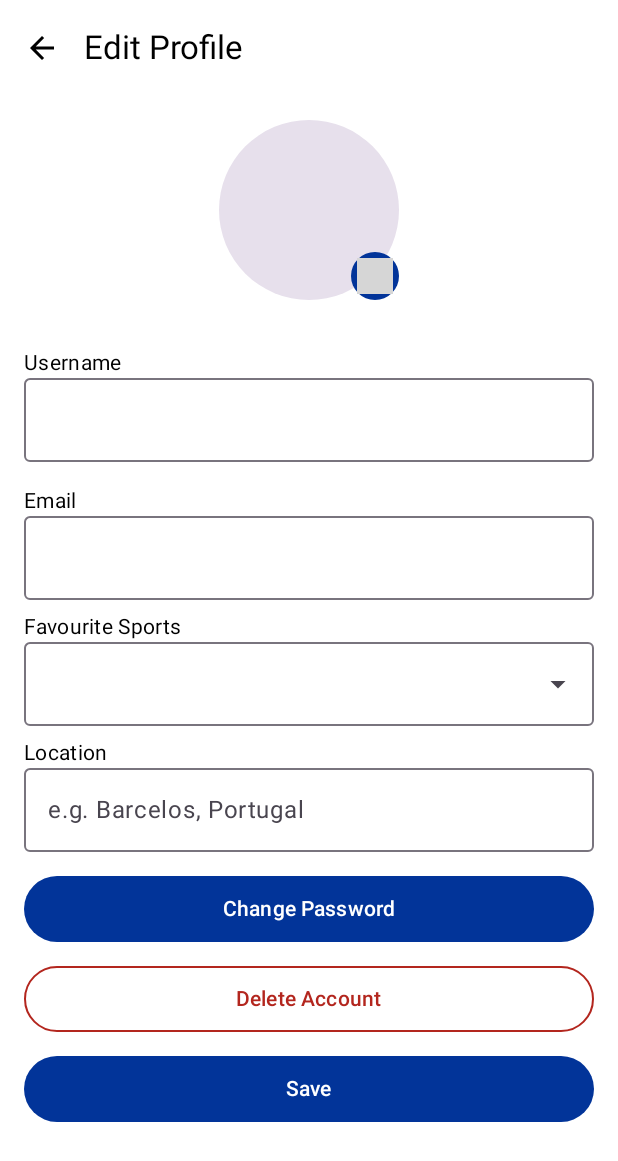
After one commit to eduardoGONUBI/g10-TeamUP, an Android app built with Jetpack Compose: the EditProfileScreen screen opened through its navigation route, on a phone screen of 412 x 824 dp. The commit adds this screen. Shown: the top 1161 px of the screen. Run offline under Robolectric (Android 15) with nearby library versions, the phone set to English and light mode, and no system bars; grey boxes are pictures that could not be loaded.

Commit message:
ecra editar perfil

```diff
--- a/FrontEnd/Mobile/app/src/main/java/com/example/teamup/ui/AppNavGraph.kt
+++ b/FrontEnd/Mobile/app/src/main/java/com/example/teamup/ui/AppNavGraph.kt
@@ -5,6 +5,7 @@ import androidx.navigation.compose.*
 import androidx.navigation.navArgument
 import com.example.teamup.ui.screens.ChatDetailScreen
 import com.example.teamup.ui.screens.CreatorActivityScreen
+import com.example.teamup.ui.screens.EditProfileScreen
 import com.example.teamup.ui.screens.SplashLogoScreen
 
 @Composable
@@ -30,6 +31,11 @@ fun AppNavGraph() {
             ChatDetailScreen(chatTitle = title, onBack = { nav.popBackStack() })
         }
         composable("creator_activity") { CreatorActivityScreen() }
+        composable("edit_profile") {
+            EditProfileScreen(
+                onBack = { nav.popBackStack() }
+            )
+        }
 
 
         // Conjunto de ecrãs COM scaffold
--- a/FrontEnd/Mobile/app/src/main/java/com/example/teamup/ui/Scaffold.kt
+++ b/FrontEnd/Mobile/app/src/main/java/com/example/teamup/ui/Scaffold.kt
@@ -59,7 +59,7 @@ fun RootScaffold(appNav: NavHostController,startRoute: String = "Home") {
             }
             composable("agenda") { AtivityScreen() }
             composable("chats")  { UpChatScreens(navController) }
-            composable("perfil") { PerfilScreen() }
+            composable("perfil") { ProfileScreen() }
             composable("activityDetail") {
                 EditActivityScreen(
                     onSave   = { navController.popBackStack() },
@@ -149,7 +149,7 @@ fun BottomNavigationBar(
         NavItem("home",   "Home",       R.drawable.main),
         NavItem("agenda", "Activities", R.drawable.atividades),
         NavItem("chats",  "Chats",      R.drawable.chat),
-        NavItem("perfil", "Profile",    R.drawable.profileuser)
+        NavItem("perfil", "com/example/teamup/ui/screens/Profile",    R.drawable.profileuser)
     )
     val selectedColor = Color(0xFF3629B7)
     val unselectedColor = Color(0xFF023499)
--- a/FrontEnd/Mobile/app/src/main/java/com/example/teamup/ui/screens/PerfilScreen.kt
+++ /dev/null
@@ -1,5 +0,0 @@
-package com.example.teamup.ui.screens
-import androidx.compose.material3.Text
-import androidx.compose.runtime.Composable
-
-@Composable fun PerfilScreen() { Text("Perfil") }
--- /dev/null
+++ b/FrontEnd/Mobile/app/src/main/java/com/example/teamup/ui/screens/Profile/EditProfileScreen.kt
@@ -0,0 +1,207 @@
+package com.example.teamup.ui.screens
+
+import androidx.compose.foundation.BorderStroke
+import androidx.compose.foundation.Image
+import androidx.compose.foundation.background
+import androidx.compose.foundation.clickable
+import androidx.compose.foundation.layout.*
+import androidx.compose.foundation.rememberScrollState
+import androidx.compose.foundation.shape.CircleShape
+import androidx.compose.foundation.verticalScroll
+import androidx.compose.material.icons.Icons
+import androidx.compose.material.icons.filled.ArrowBack
+import androidx.compose.material.icons.filled.Delete
+import androidx.compose.material3.*
+import androidx.compose.runtime.*
+import androidx.compose.ui.Alignment
+import androidx.compose.ui.Modifier
+import androidx.compose.ui.draw.clip
+import androidx.compose.ui.graphics.Color
+import androidx.compose.ui.layout.ContentScale
+import androidx.compose.ui.res.painterResource
+import androidx.compose.ui.unit.dp
+import com.example.teamup.R
+
+@OptIn(ExperimentalMaterial3Api::class)
+@Composable
+fun EditProfileScreen(
+    usernameInitial: String = "",
+    emailInitial: String = "",
+    locationInitial: String = "",
+    onBack: () -> Unit = {},
+    onSave: (String, String, String, String) -> Unit = { _, _, _, _ -> },
+    onChangePassword: () -> Unit = {},
+    onDeleteAccount: () -> Unit = {}
+) {
+    var username by remember { mutableStateOf(usernameInitial) }
+    var email    by remember { mutableStateOf(emailInitial) }
+    var sport    by remember { mutableStateOf("") }
+    var expanded by remember { mutableStateOf(false) }
+    val sports = listOf("Football", "Basketball", "Tennis", "Badminton")
+    var location by remember { mutableStateOf(locationInitial) }
+
+    Column(
+        modifier = Modifier
+            .fillMaxSize()
+            .navigationBarsPadding()
+            .verticalScroll(rememberScrollState())
+            .background(MaterialTheme.colorScheme.background)
+    ) {
+        // Header
+        TopAppBar(
+            title = { Text("Edit Profile") },
+            navigationIcon = {
+                IconButton(onClick = onBack) {
+                    Icon(Icons.Default.ArrowBack, contentDescription = "Voltar")
+                }
+            },
+            colors = TopAppBarDefaults.topAppBarColors(
+                containerColor = MaterialTheme.colorScheme.surface
+            )
+        )
+
+        Spacer(Modifier.height(16.dp))
+
+        // Foto de perfil (placeholder)
+        Box(
+            modifier = Modifier
+                .size(120.dp)
+                .align(Alignment.CenterHorizontally)
+        ) {
+            Surface(
+                modifier = Modifier
+                    .fillMaxSize()
+                    .clip(CircleShape),
+                color = MaterialTheme.colorScheme.surfaceVariant
+            ) {}
+            Icon(
+                painter           = painterResource(id = R.drawable.change_profile_pic),
+                contentDescription = "Change photo",
+                tint              = Color.White.copy(alpha = 0.7f),
+                modifier          = Modifier
+                    .align(Alignment.BottomEnd)
+                    .size(32.dp)
+                    .background(
+                        MaterialTheme.colorScheme.primary,
+                        shape = CircleShape
+                    )
+                    .padding(4.dp)
+                    .clickable { /* TODO: open image picker */ }
+            )
+
+
+        }
+
+        Spacer(Modifier.height(32.dp))
+
+        // Campos do formulário
+        Column(modifier = Modifier.padding(horizontal = 16.dp)) {
+            // Username
+            Text("Username", style = MaterialTheme.typography.bodyMedium)
+            OutlinedTextField(
+                value = username,
+                onValueChange = { username = it },
+                singleLine = true,
+                modifier = Modifier.fillMaxWidth()
+            )
+
+            Spacer(Modifier.height(16.dp))
+
+            // Email
+            Text("Email", style = MaterialTheme.typography.bodyMedium)
+            OutlinedTextField(
+                value = email,
+                onValueChange = { email = it },
+                singleLine = true,
+                modifier = Modifier.fillMaxWidth()
+            )
+
+            Spacer(Modifier.height(8.dp))
+
+            // Favourite Sports
+            Text("Favourite Sports", style = MaterialTheme.typography.bodyMedium)
+            ExposedDropdownMenuBox(
+                expanded = expanded,
+                onExpandedChange = { expanded = !expanded }
+            ) {
+                OutlinedTextField(
+                    value = sport,
+                    onValueChange = {},
+                    readOnly = true,
+                    trailingIcon = {
+                        ExposedDropdownMenuDefaults.TrailingIcon(expanded = expanded)
+                    },
+                    modifier = Modifier
+                        .fillMaxWidth()
+                        .menuAnchor()
+                )
+                ExposedDropdownMenu(
+                    expanded = expanded,
+                    onDismissRequest = { expanded = false }
+                ) {
+                    sports.forEach { option ->
+                        DropdownMenuItem(
+                            text = { Text(option) },
+                            onClick = {
+                                sport = option
+                                expanded = false
+                            }
+                        )
+                    }
+                }
+            }
+
+            Spacer(Modifier.height(8.dp))
+
+            // Location
+            Text("Location", style = MaterialTheme.typography.bodyMedium)
+            OutlinedTextField(
+                value = location,
+                onValueChange = { location = it },
+                placeholder = { Text("e.g. Barcelos, Portugal") },
+                singleLine = true,
+                modifier = Modifier.fillMaxWidth()
+            )
+
+            Spacer(Modifier.height(16.dp))
+
+            // Change Password
+            Button(
+                onClick = onChangePassword,
+                modifier = Modifier
+                    .fillMaxWidth()
+                    .height(44.dp)
+            ) {
+                Text("Change Password")
+            }
+
+            Spacer(Modifier.height(16.dp))
+
+            // Delete Account
+            OutlinedButton(
+                onClick = onDeleteAccount,
+                modifier = Modifier
+                    .fillMaxWidth()
+                    .height(44.dp),
+                colors = ButtonDefaults.outlinedButtonColors(
+                    contentColor = MaterialTheme.colorScheme.error
+                ),
+                border = BorderStroke(1.dp, MaterialTheme.colorScheme.error)
+            ) {
+                Text("Delete Account")
+            }
+
+            Spacer(Modifier.height(16.dp))
+
+            // Save
+            Button(
+                onClick = { onSave(username, email, sport, location) },
+                modifier = Modifier
+                    .fillMaxWidth()
+                    .height(44.dp)
+            ) {
+                Text("Save")
+            }
+        }
+    }
+}
--- /dev/null
+++ b/FrontEnd/Mobile/app/src/main/java/com/example/teamup/ui/screens/Profile/ProfileScreen.kt
@@ -0,0 +1,5 @@
+package com.example.teamup.ui.screens
+
+fun ProfileScreen(){
+
+}
```
